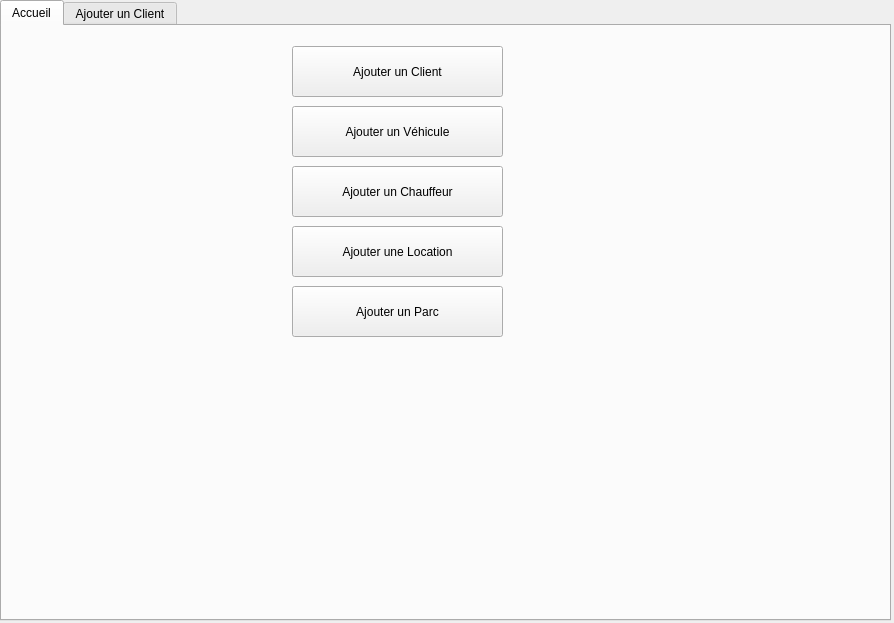
Qt form ProjetCPOA/mainwindow.ui (simonh88/projetL3) before a commit.
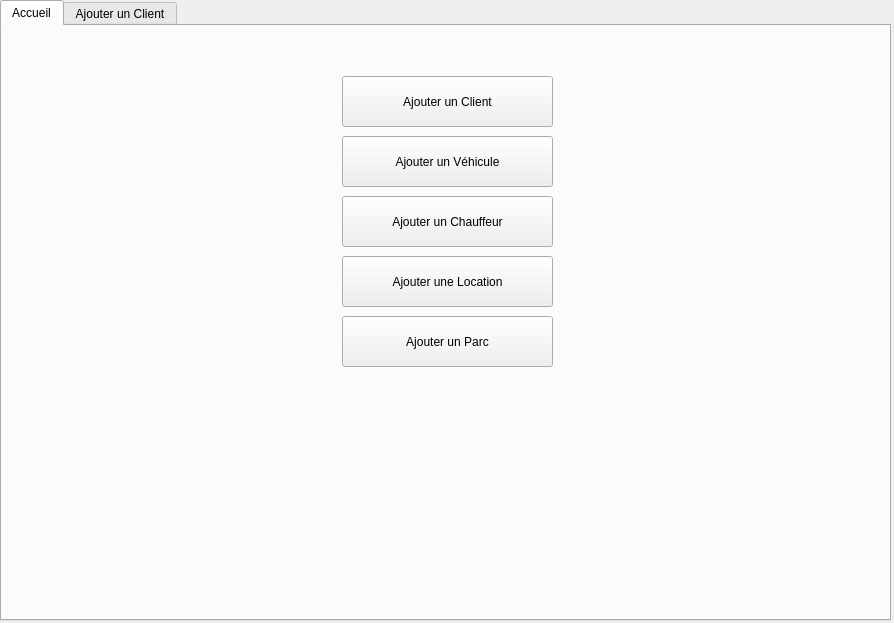
The same form after that commit. The open tabs and pages were chosen to show the change.

What changed in the file:
```diff
--- a/ProjetCPOA/mainwindow.ui
+++ b/ProjetCPOA/mainwindow.ui
@@ -51,8 +51,8 @@
       </property>
       <property name="geometry">
        <rect>
-        <x>290</x>
-        <y>20</y>
+        <x>340</x>
+        <y>50</y>
         <width>211</width>
         <height>51</height>
        </rect>
@@ -67,8 +67,8 @@
       </property>
       <property name="geometry">
        <rect>
-        <x>290</x>
-        <y>80</y>
+        <x>340</x>
+        <y>110</y>
         <width>211</width>
         <height>51</height>
        </rect>
@@ -83,8 +83,8 @@
       </property>
       <property name="geometry">
        <rect>
-        <x>290</x>
-        <y>140</y>
+        <x>340</x>
+        <y>170</y>
         <width>211</width>
         <height>51</height>
        </rect>
@@ -99,8 +99,8 @@
       </property>
       <property name="geometry">
        <rect>
-        <x>290</x>
-        <y>200</y>
+        <x>340</x>
+        <y>230</y>
         <width>211</width>
         <height>51</height>
        </rect>
@@ -115,8 +115,8 @@
       </property>
       <property name="geometry">
        <rect>
-        <x>290</x>
-        <y>260</y>
+        <x>340</x>
+        <y>290</y>
         <width>211</width>
         <height>51</height>
        </rect>
```
Left out of the diff: 2 changed lines with no effect on the pictures.
